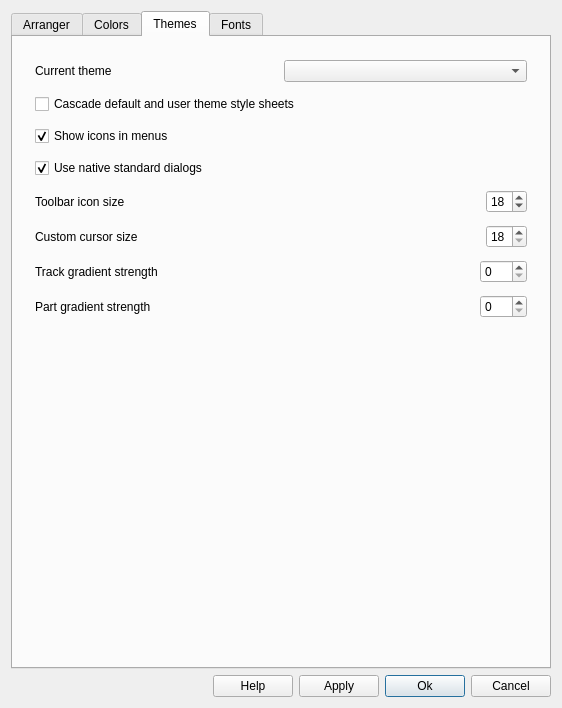
Qt form src/muse/components/appearancebase.ui (muse-sequencer/muse) before a commit.
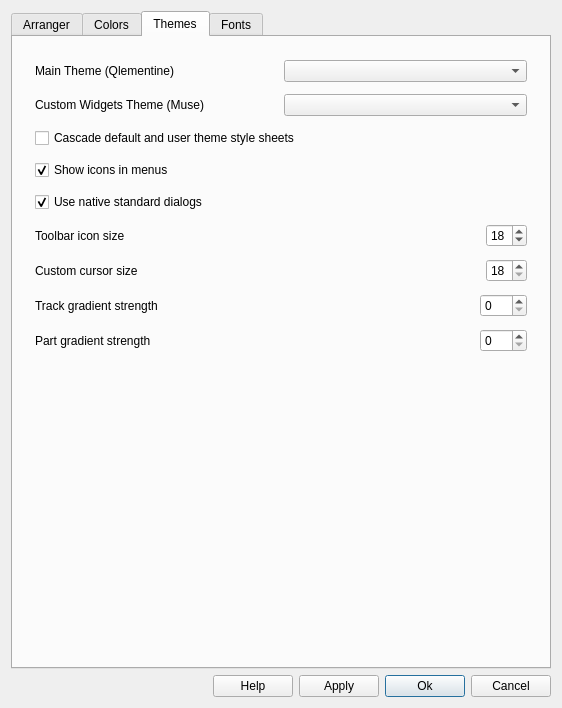
The same form after that commit. The open tabs and pages were chosen to show the change. Custom widgets are drawn as their Qt base class.

Commit message:
QT6 theme restructuring, Qlementine based, with additional muse custom styles. new theme files are .json files, in /usr/local/muse-5.0/themes/ , or in ~/.config/MusE/v5.0/themes/ . themes/muse_custom/ directory has an additional file for muse-specific styling (custom widgets, etc.) .
Important: git versions of qlementine have some bugs,
thus a patched version of qlementine is temporarily included,
until official fix available.

```diff
--- a/src/muse/components/appearancebase.ui
+++ b/src/muse/components/appearancebase.ui
@@ -1218,7 +1218,7 @@
             <item>
              <widget class="QLabel" name="label_6">
               <property name="text">
-               <string>Current theme</string>
+               <string>Main Theme (Qlementine)</string>
               </property>
              </widget>
             </item>
@@ -1231,6 +1231,27 @@
             </item>
            </layout>
           </item>
+          <item>
+           <layout class="QHBoxLayout" name="horizontalLayout_B5">
+            <item>
+             <widget class="QLabel" name="label_B2">
+              <property name="text">
+               <string>Custom Widgets Theme (Muse)</string>
+              </property>
+              <property name="textB2" stdset="0">
+               <string>Current theme</string>
+              </property>
+             </widget>
+            </item>
+            <item>
+             <widget class="QComboBox" name="themeCustomComboBox">
+              <property name="currentTextB2" stdset="0">
+               <string/>
+              </property>
+             </widget>
+            </item>
+           </layout>
+          </item>
           <item>
            <widget class="QCheckBox" name="cascadeStylesheetsCheckBox">
             <property name="toolTip">
```
Left out of the diff: 2 changed lines with no effect on the pictures. The commit also changes 180 other files.
